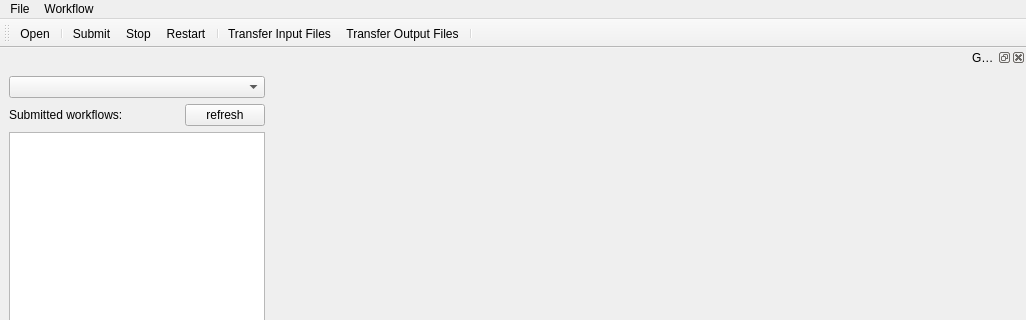
Qt form python/soma/workflow/gui/WorkflowMainWindow.ui (populse/soma-workflow) before a commit; both pictures show x 0 to 1026 and y 0 to 320 of the 1026 by 817 pixel window.
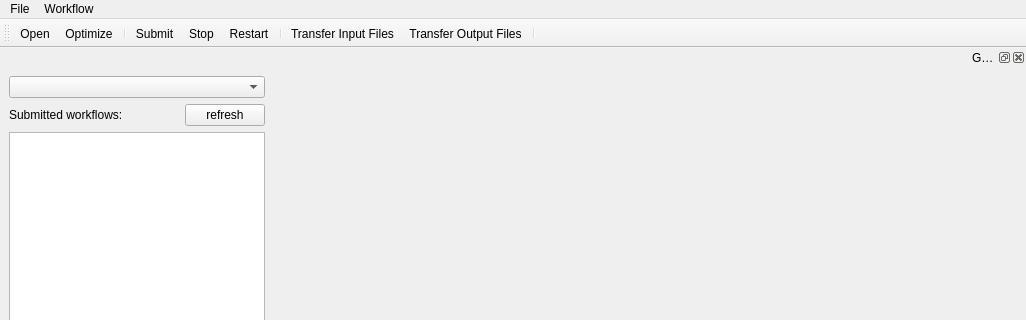
The same form after that commit.

Commit message: WIP: workflow optimization merges serial jobs in 1 job

The edit to the form file:
```diff
--- a/python/soma/workflow/gui/WorkflowMainWindow.ui
+++ b/python/soma/workflow/gui/WorkflowMainWindow.ui
@@ -112,6 +112,7 @@
     <bool>false</bool>
    </attribute>
    <addaction name="action_open_wf"/>
+   <addaction name="action_optimize_wf"/>
    <addaction name="separator"/>
    <addaction name="action_submit"/>
    <addaction name="action_stop_wf"/>
@@ -423,6 +424,14 @@
     <string>stop a workflow </string>
    </property>
   </action>
+  <action name="action_optimize_wf">
+   <property name="text">
+    <string>Optimize</string>
+   </property>
+   <property name="toolTip">
+    <string>Merge the sequential jobs for a faster execution </string>
+   </property>
+  </action>
  </widget>
  <resources/>
  <connections/>
```
Left out of the diff: 2 changed lines with no effect on the pictures. The commit also changes 4 other files.
